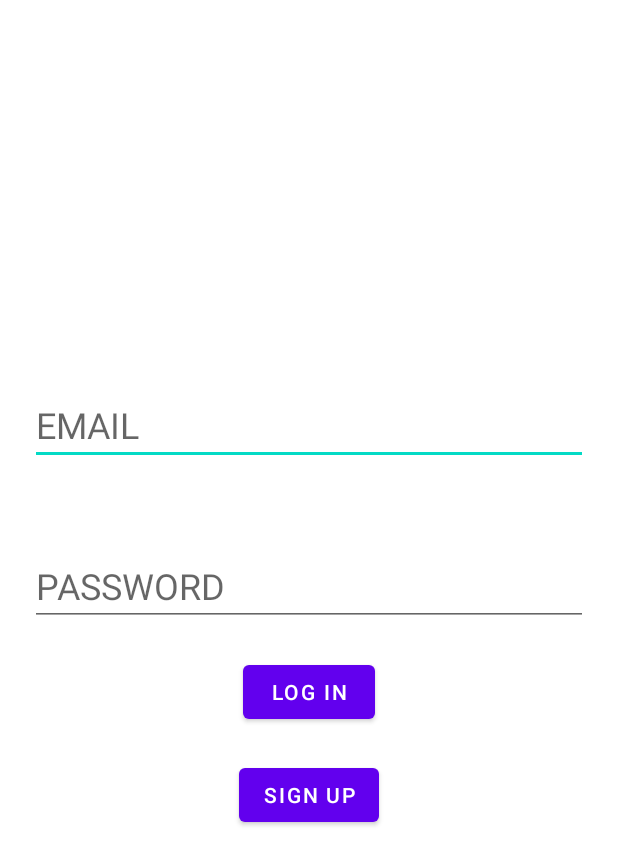
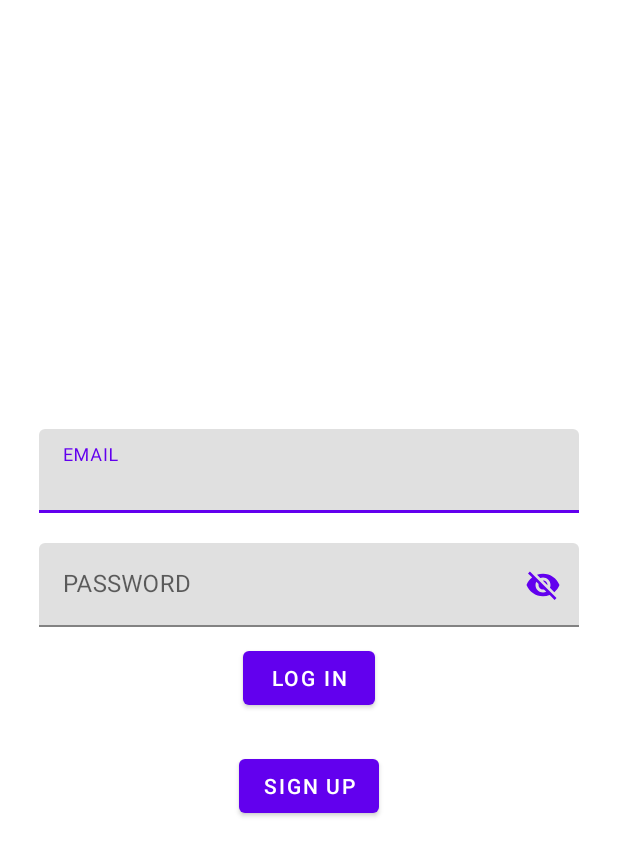
Before and after one commit to MohitAswani/Network, an Android app: the screen it shows after launch (Login), after a tap on "LOG IN", on a phone screen of 412 x 824 dp. Shown: the top 865 px of the screen. Run offline under Robolectric (Android 15) with nearby library versions, the phone set to English and light mode, and no system bars; our stand-ins replace Firebase (no records; nobody signed in at launch, a user with empty details on screens opened directly), data binding.

Commit message:
Updated Login.kt

```diff
--- a/app/build.gradle
+++ b/app/build.gradle
@@ -12,7 +12,7 @@ android {
 
     defaultConfig {
         applicationId "com.example.network"
-        minSdk 21
+        minSdk 23
         targetSdk 31
         versionCode 1
         versionName "1.0"
@@ -45,6 +45,7 @@ dependencies {
     implementation 'com.google.android.material:material:1.4.0'
     implementation 'androidx.constraintlayout:constraintlayout:2.1.1'
     implementation 'com.google.firebase:firebase-auth:21.0.1'
+    implementation 'com.google.firebase:firebase-auth-ktx:21.0.1'
     testImplementation 'junit:junit:4.+'
     androidTestImplementation 'androidx.test.ext:junit:1.1.3'
     androidTestImplementation 'androidx.test.espresso:espresso-core:3.4.0'
--- a/app/src/main/AndroidManifest.xml
+++ b/app/src/main/AndroidManifest.xml
@@ -1,14 +1,15 @@
 <?xml version="1.0" encoding="utf-8"?>
 <manifest xmlns:android="http://schemas.android.com/apk/res/android"
     package="com.example.network">
-
     <application
         android:allowBackup="true"
         android:icon="@mipmap/ic_launcher"
         android:label="@string/app_name"
         android:roundIcon="@mipmap/ic_launcher_round"
         android:supportsRtl="true"
-        android:theme="@style/Theme.Network">
+        android:theme="@style/Theme.Network"
+        android:usesCleartextTraffic="true">
+
         <activity
             android:name=".Signup"
             android:exported="false" />
--- a/app/src/main/java/com/example/network/Login.kt
+++ b/app/src/main/java/com/example/network/Login.kt
@@ -26,8 +26,8 @@ class Login : AppCompatActivity() {
         }
 
         binding.logInButton.setOnClickListener{
-            val email=binding.editEmail.text.toString()
-            val password=binding.editPassword.text.toString()
+            val email="test3@gmail.com"
+            val password="test1234"
 
             login(email,password)
         }
--- a/app/src/main/res/layout/activity_login.xml
+++ b/app/src/main/res/layout/activity_login.xml
@@ -2,63 +2,86 @@
 <layout xmlns:android="http://schemas.android.com/apk/res/android"
     xmlns:app="http://schemas.android.com/apk/res-auto"
     xmlns:tools="http://schemas.android.com/tools">
-<androidx.constraintlayout.widget.ConstraintLayout
+
+    <LinearLayout
         android:layout_width="match_parent"
+        android:padding="16dp"
         android:layout_height="match_parent"
+        android:orientation="vertical"
+        android:gravity="center"
         tools:context=".Login">
 
 
-    <EditText
+        <com.google.android.material.textfield.TextInputLayout
+            android:background="@color/white"
+            android:id="@+id/textInputLayout1"
+            android:layout_width="match_parent"
+            android:layout_height="wrap_content"
+            android:layout_margin="10dp"
+            app:layout_constraintBottom_toBottomOf="parent"
+            app:layout_constraintEnd_toEndOf="parent"
+            app:layout_constraintStart_toStartOf="parent"
+            app:layout_constraintTop_toTopOf="parent">
+
+        <com.google.android.material.textfield.TextInputEditText
             android:id="@+id/edit_email"
             android:layout_width="match_parent"
             android:layout_height="wrap_content"
-        app:layout_constraintTop_toTopOf="parent"
-        app:layout_constraintBottom_toBottomOf="@id/edit_password"
-        app:layout_constraintLeft_toLeftOf="parent"
-        app:layout_constraintRight_toRightOf="parent"
-        android:layout_marginStart="20dp"
-        android:layout_marginEnd="20dp"
             android:hint="@string/email"
-        android:textSize="24sp"
-        android:layout_marginTop="150dp"
-        />
+            tools:layout_editor_absoluteX="0dp"
+            tools:layout_editor_absoluteY="285dp" />
+        </com.google.android.material.textfield.TextInputLayout>
 
-    <EditText
+        <com.google.android.material.textfield.TextInputLayout
+            app:passwordToggleEnabled="true"
+            app:passwordToggleTint="@color/purple_500"
+            android:background="@color/white"
+            android:id="@+id/textInputLayout"
+            android:layout_width="match_parent"
+            android:layout_height="wrap_content"
+            android:layout_margin="10dp"
+            app:layout_constraintBottom_toBottomOf="parent"
+            app:layout_constraintEnd_toEndOf="parent"
+            app:layout_constraintStart_toStartOf="parent"
+            app:layout_constraintTop_toTopOf="parent">
+
+            <com.google.android.material.textfield.TextInputEditText
                 android:id="@+id/edit_password"
                 android:layout_width="match_parent"
                 android:layout_height="wrap_content"
-        app:layout_constraintTop_toTopOf="@id/edit_email"
-        app:layout_constraintBottom_toBottomOf="parent"
-        app:layout_constraintLeft_toLeftOf="parent"
-        app:layout_constraintRight_toRightOf="parent"
-        android:layout_marginStart="20dp"
-        android:layout_marginEnd="20dp"
                 android:hint="@string/password"
-        android:textSize="24sp"
-        android:layout_marginBottom="300dp"
-        />
+                tools:layout_editor_absoluteX="0dp"
+                tools:layout_editor_absoluteY="285dp" />
+
+        </com.google.android.material.textfield.TextInputLayout>
 
         <com.google.android.material.button.MaterialButton
             android:id="@+id/logIn_button"
             android:layout_width="wrap_content"
             android:layout_height="wrap_content"
             android:text="@string/log_in"
-        app:layout_constraintTop_toBottomOf="@id/edit_password"
+            app:layout_constraintBottom_toBottomOf="parent"
+            android:layout_gravity="center_horizontal"
+            app:layout_constraintHorizontal_bias="0.498"
             app:layout_constraintLeft_toLeftOf="parent"
             app:layout_constraintRight_toRightOf="parent"
-        app:layout_constraintBottom_toTopOf="@id/signup_button"
-        />
+            app:layout_constraintTop_toTopOf="parent"
+            app:layout_constraintVertical_bias="0.674" />
 
         <com.google.android.material.button.MaterialButton
             android:id="@+id/signup_button"
             android:layout_width="wrap_content"
             android:layout_height="wrap_content"
+            android:layout_marginTop="24dp"
             android:text="@string/sign_up"
-        app:layout_constraintTop_toBottomOf="@id/logIn_button"
+            android:layout_gravity="center_horizontal"
+            app:layout_constraintBottom_toBottomOf="parent"
+            app:layout_constraintHorizontal_bias="0.498"
             app:layout_constraintLeft_toLeftOf="parent"
             app:layout_constraintRight_toRightOf="parent"
-        app:layout_constraintBottom_toBottomOf="parent"
-        android:layout_marginBottom="250dp"
-        />
-</androidx.constraintlayout.widget.ConstraintLayout>
+            app:layout_constraintTop_toBottomOf="@id/logIn_button"
+            app:layout_constraintVertical_bias="0.0" />
+
+
+    </LinearLayout>
 </layout>
```
Lines whose indentation alone changed are shown as unchanged.
